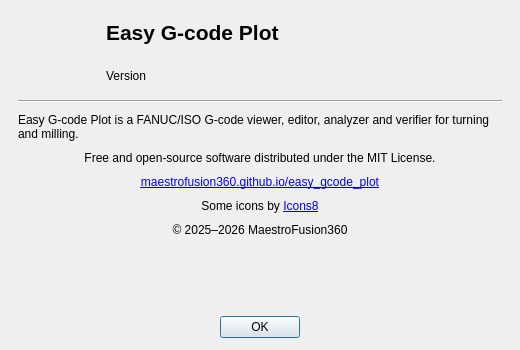
This is app/ui/generated/dialogs/about.ui in MaestroFusion360/easy_gcode_plot as Qt 5 draws it before an edit. The edited form follows.
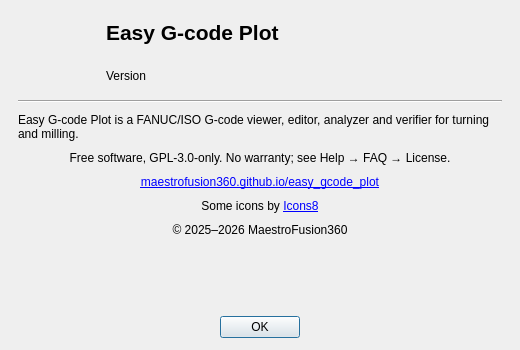
This is the edited form. Icons and pictures are not drawn.

The edit to the form file:
```diff
--- a/app/ui/generated/dialogs/about.ui
+++ b/app/ui/generated/dialogs/about.ui
@@ -123,7 +123,10 @@
             <item>
                 <widget class="QLabel" name="licenseLabel">
                     <property name="text">
-                        <string>Free and open-source software distributed under the MIT License.</string>
+                        <string>Free software, GPL-3.0-only. No warranty; see Help → FAQ → License.</string>
+                    </property>
+                    <property name="wordWrap">
+                        <bool>true</bool>
                     </property>
                     <property name="alignment">
                         <set>Qt::AlignmentFlag::AlignCenter</set>
```
